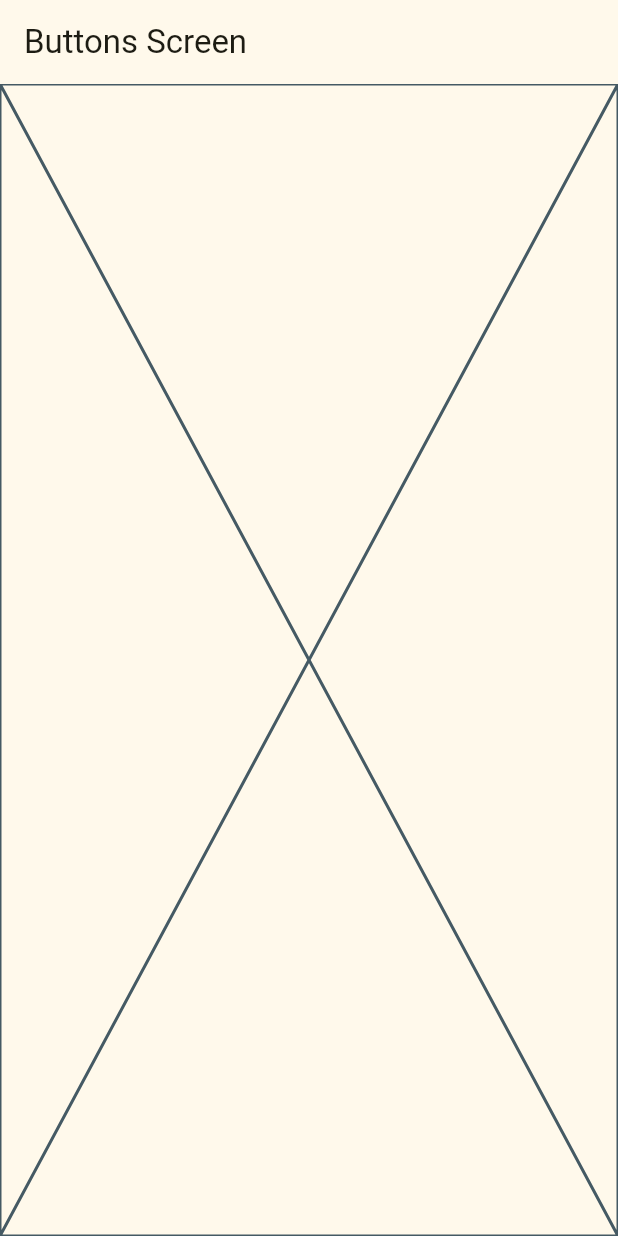
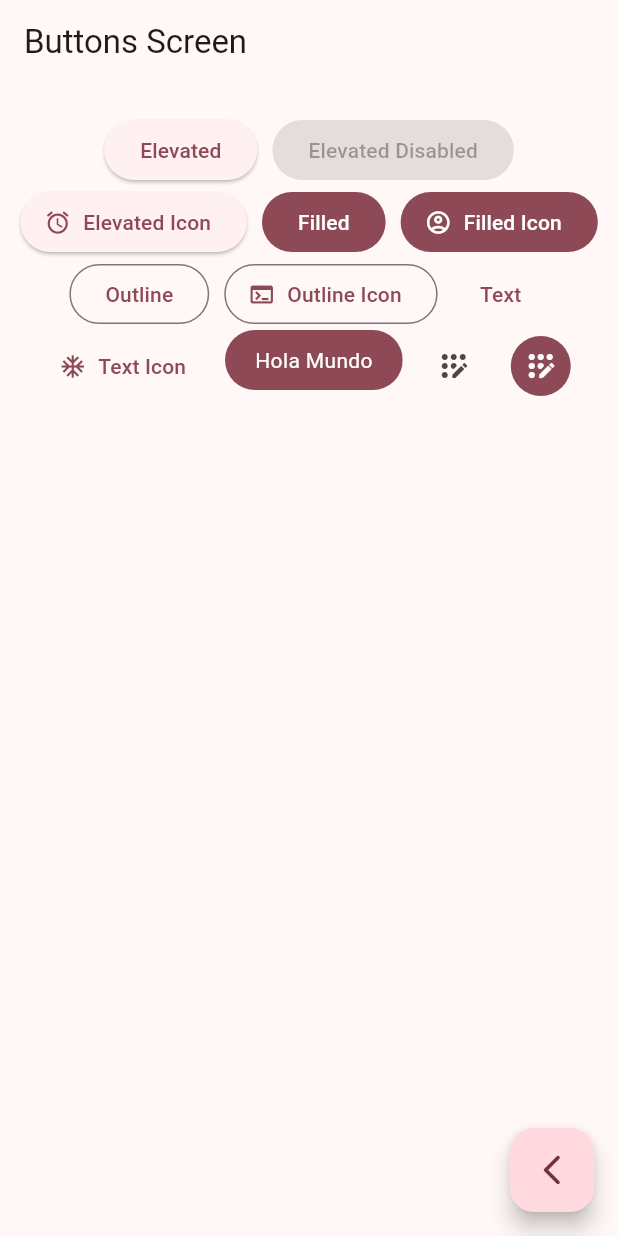
Before and after one commit to Aslyash73/AppProvider, a Flutter app: the ButtonsScreen screen opened by its route, on a phone screen of 412 x 824 dp. Run offline on Flutter 3.47's test engine with Material 2 defaults, Android fonts, the phone set to English and light mode, and no system bars; our stand-ins replace go_router.

Commit message:
button personalizado

```diff
--- a/lib/config/router/app_router.dart
+++ b/lib/config/router/app_router.dart
@@ -1,5 +1,5 @@
 import 'package:go_router/go_router.dart';
-import 'package:widgets_app/presentation/screens/buttons/screen.dart';
+import 'package:widgets_app/presentation/screens/buttons/buttons_screen.dart';
 import 'package:widgets_app/presentation/screens/cards/cards_screen.dart';
 import 'package:widgets_app/presentation/screens/home/home_screens.dart';
 
--- a/lib/main.dart
+++ b/lib/main.dart
@@ -14,7 +14,7 @@ class MainApp extends StatelessWidget {
     return MaterialApp.router(
       routerConfig: appRouter,
       debugShowCheckedModeBanner: false,
-      theme: AppTheme(selectedColor: 5).getTheme(),
+      theme: AppTheme(selectedColor: 8).getTheme(),
     );
   }
 }
--- a/lib/presentation/home/screens.dart
+++ b/lib/presentation/home/screens.dart
@@ -1,3 +1,3 @@
-export 'package:widgets_app/presentation/screens/buttons/screen.dart';
+export 'package:widgets_app/presentation/screens/buttons/buttons_screen.dart';
 export 'package:widgets_app/presentation/screens/cards/cards_screen.dart';
 export 'package:widgets_app/presentation/screens/home/home_screens.dart';
--- /dev/null
+++ b/lib/presentation/screens/buttons/buttons_screen.dart
@@ -0,0 +1,106 @@
+import 'package:flutter/material.dart';
+import 'package:go_router/go_router.dart';
+
+class ButtonsScreen extends StatelessWidget {
+  static const String name = 'buttons_screen';
+
+  const ButtonsScreen({super.key});
+
+  @override
+  Widget build(BuildContext context) {
+    return Scaffold(
+      appBar: AppBar(
+        title: const Text('Buttons Screen'),
+      ),
+      body: const _ButtonsView(),
+      floatingActionButton: FloatingActionButton(
+        child: const Icon(Icons.arrow_back_ios_new_rounded),
+        onPressed: () {
+          context.pop();
+        },
+      ),
+    );
+  }
+}
+
+class _ButtonsView extends StatelessWidget {
+  const _ButtonsView();
+
+  @override
+  Widget build(BuildContext context) {
+    final colors = Theme.of(context).colorScheme;
+
+    return SizedBox(
+      width: double.infinity,
+      child: Padding(
+        padding: const EdgeInsets.symmetric(horizontal: 10, vertical: 20),
+        child: Wrap(
+          spacing: 10,
+          alignment: WrapAlignment.center,
+          children: [
+            ElevatedButton(onPressed: () {}, child: const Text('Elevated')),
+            const ElevatedButton(
+                onPressed: null, child: Text('Elevated Disabled')),
+            ElevatedButton.icon(
+              onPressed: () {},
+              icon: const Icon(Icons.access_alarm_rounded),
+              label: const Text('Elevated Icon'),
+            ),
+            FilledButton(onPressed: () {}, child: const Text('Filled')),
+            FilledButton.icon(
+              onPressed: () {},
+              icon: const Icon(Icons.account_circle_outlined),
+              label: const Text('Filled Icon'),
+            ),
+            OutlinedButton(onPressed: () {}, child: const Text('Outline')),
+            OutlinedButton.icon(
+                onPressed: () {},
+                label: const Text('Outline Icon'),
+                icon: const Icon(Icons.terminal)),
+            TextButton(onPressed: () {}, child: const Text('Text')),
+            TextButton.icon(
+              onPressed: () {},
+              icon: const Icon(Icons.ac_unit_outlined),
+              label: const Text('Text Icon'),
+            ),
+            const CustomButton(),
+            IconButton(
+                onPressed: () {},
+                icon: const Icon(Icons.app_registration_rounded)),
+            IconButton(
+              onPressed: () {},
+              icon: const Icon(Icons.app_registration_rounded),
+              style: ButtonStyle(
+                backgroundColor: MaterialStatePropertyAll(colors.primary),
+                iconColor: const MaterialStatePropertyAll(Colors.white),
+              ),
+            ),
+          ],
+        ),
+      ),
+    );
+  }
+}
+
+class CustomButton extends StatelessWidget {
+  const CustomButton({super.key});
+
+  @override
+  Widget build(BuildContext context) {
+    final colors = Theme.of(context).colorScheme;
+
+    return ClipRRect(
+      borderRadius: BorderRadius.circular(20),
+      child: Material(
+        color: colors.primary,
+        child: InkWell(
+          focusColor: colors.error,
+          onTap: () {},
+          child: Padding(
+              padding: EdgeInsets.symmetric(horizontal: 20, vertical: 10),
+              child: Text('Hola Mundo', style: TextStyle(color: Colors.white))),
+        ),
+      ),
+    );
+  }
+}
--- a/lib/presentation/screens/buttons/screen.dart
+++ /dev/null
@@ -1,16 +0,0 @@
-import 'package:flutter/material.dart';
-
-class ButtonsScreen extends StatelessWidget {
-  static const String name = 'buttons_screen';
-
-  const ButtonsScreen({super.key});
-
-  @override
-  Widget build(BuildContext context) {
-    return Scaffold(
-        appBar: AppBar(
-          title: const Text('Buttons Screen'),
-        ),
-        body: const Placeholder());
-  }
-}
```
